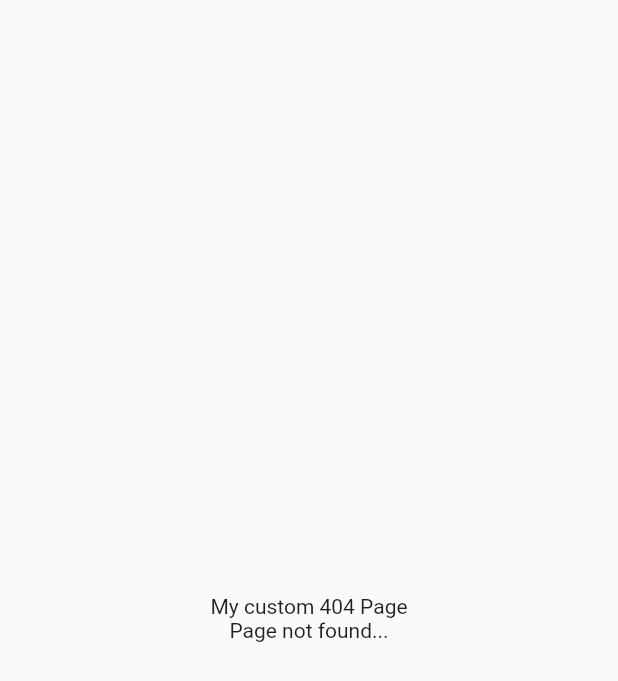
After one commit to martin-ngigi/flutter_print, a Flutter app: the PageNotFound screen opened directly, on a phone screen of 412 x 824 dp. The commit adds this screen. Shown: the top 681 px of the screen. Run offline on Flutter 3.47's test engine with Material 2 defaults, Android fonts, the phone set to English and light mode, and no system bars; our stand-ins replace pdf, printing.

Commit message:
Ridect 404 to a custom made page

```diff
--- /dev/null
+++ b/lib/pages/page_not_found.dart
@@ -0,0 +1,25 @@
+import 'package:flutter/cupertino.dart';
+import 'package:flutter/material.dart';
+
+class PageNotFound extends StatefulWidget {
+  const PageNotFound({Key? key}) : super(key: key);
+
+  @override
+  State<PageNotFound> createState() => _PageNotFoundState();
+}
+
+class _PageNotFoundState extends State<PageNotFound> {
+  @override
+  Widget build(BuildContext context) {
+    return Scaffold(
+      body: Column(
+        mainAxisAlignment: MainAxisAlignment.center,
+        crossAxisAlignment: CrossAxisAlignment.center,
+        children: [
+          Center(child: Text("My custom 404 Page")),
+          Center(child: Text("Page not found..."))
+        ],
+      ),
+    );
+  }
+}
```
Also changed, not shown: lib/main.dart (+10 -1 lines).
